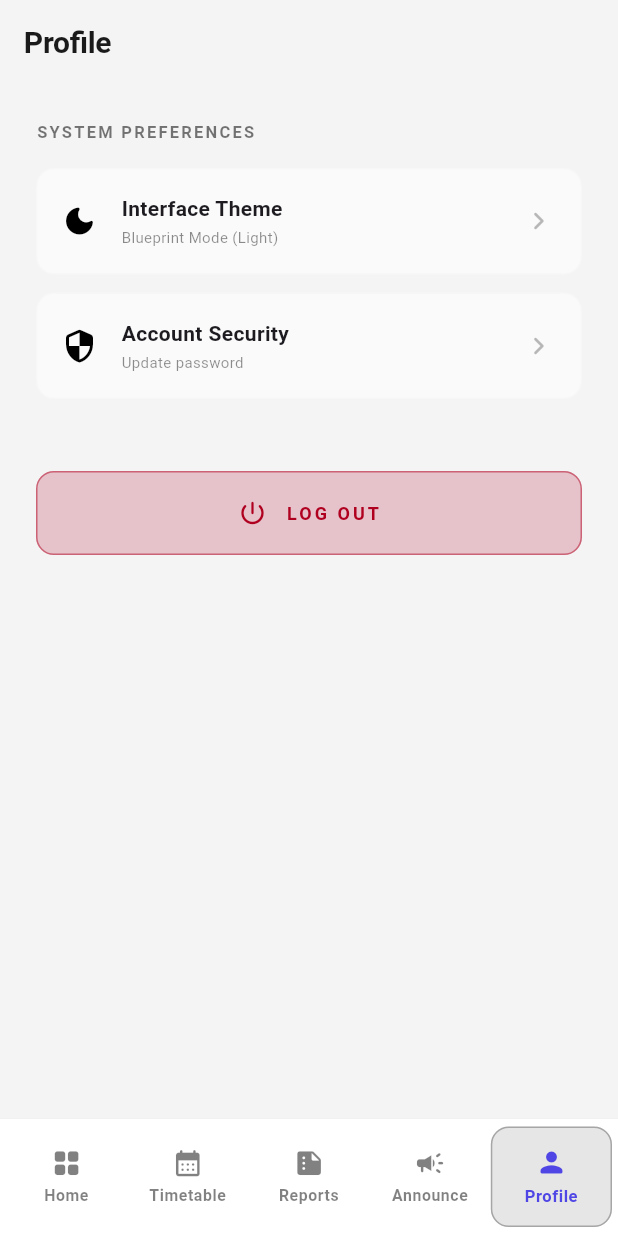
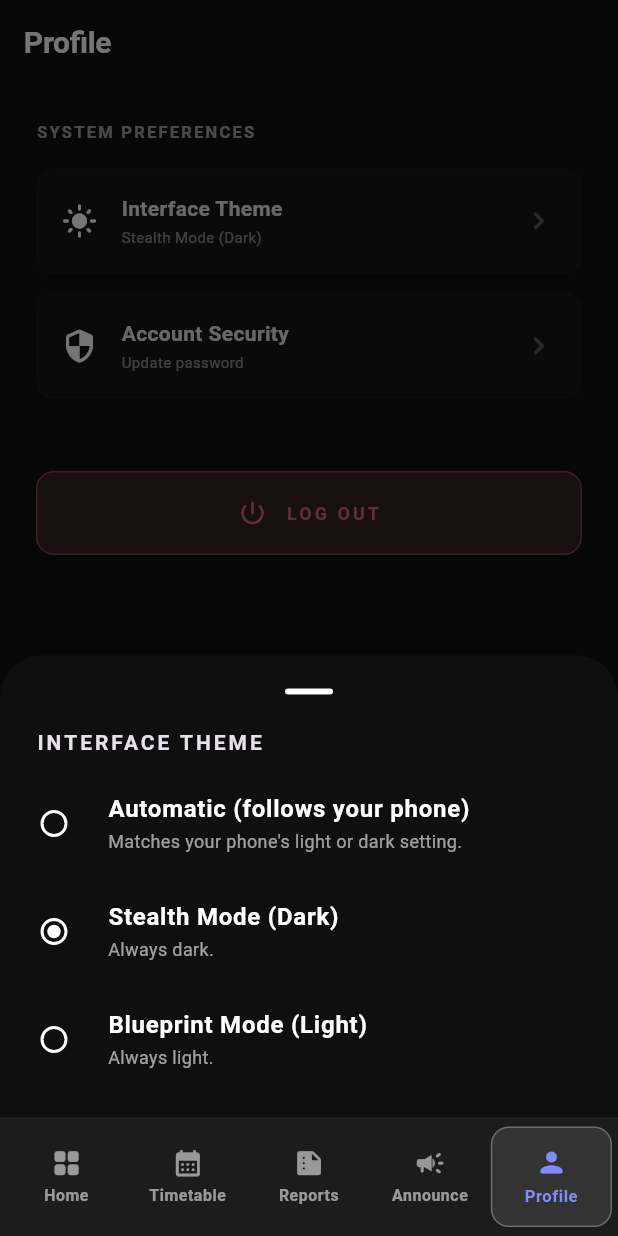
Before and after one commit to Afeez1234/4_idiots, a Flutter app: the LecturerProfileScreen screen opened by its route, after a tap on "Interface Theme", on a phone screen of 412 x 824 dp. Run offline on Flutter 3.47's test engine with Material 3 defaults, Android fonts, the light colour scheme and no system bars; our stand-ins replace device_info_plus, firebase_core, firebase_messaging, flutter_blue_plus, flutter_local_notifications, flutter_riverpod and 6 more; missing offline and left inert: android_id, freerasp; accounts and stored records are empty.

Commit message:
mobile: theme setting with Automatic / Dark / Light
The theme was a dark/light toggle with no way to follow the phone.

- Profile > Interface Theme (student and lecturer) opens a chooser:
  Automatic (ThemeMode.system), Dark, Light. Shared ThemeModeSheet.
- Default stays Dark (defaultThemeMode) until the light theme is
  reworked; most people asked preferred dark. Saved choices carry over.
- Theme is read before the first frame (seeded in main.dart), fixing a
  dark flash on launch for light-mode users.
- records_view reads the on-screen brightness instead of the setting,
  which says nothing under Automatic.

```diff
--- a/SUAAMS_Mobile/suaams/lib/core/providers/theme_provider.dart
+++ b/SUAAMS_Mobile/suaams/lib/core/providers/theme_provider.dart
@@ -2,35 +2,64 @@ import 'package:flutter/material.dart';
 import 'package:flutter_riverpod/flutter_riverpod.dart';
 import 'package:flutter_secure_storage/flutter_secure_storage.dart';
 
+/// Profile > System preferences > Interface theme: Automatic (follow the
+/// phone), Dark or Light.
+///
+/// The value is read BEFORE the first frame (readThemeMode() in main.dart),
+/// the same way card privacy and onboarding are. It used to load lazily,
+/// starting dark, so anyone who'd chosen light saw a dark flash on every
+/// launch -- and with Automatic, that flash would hit every phone in light
+/// mode.
 final themeProvider = NotifierProvider<ThemeNotifier, ThemeMode>(
   ThemeNotifier.new,
 );
 
+const _themeKey = 'theme_mode';
+
+/// Used when the student has never chosen. DARK for now, deliberately:
+/// most people asked preferred the dark theme and disliked the current
+/// light one, and Automatic would show light to every phone in light mode.
+/// Switch to ThemeMode.system once the light theme has been reworked --
+/// existing explicit choices are unaffected either way.
+const ThemeMode defaultThemeMode = ThemeMode.dark;
+
+/// Reads the saved choice. Nothing saved (or unreadable) means
+/// [defaultThemeMode].
+Future<ThemeMode> readThemeMode() async {
+  try {
+    final saved = await const FlutterSecureStorage().read(key: _themeKey);
+    return ThemeMode.values.firstWhere(
+      (m) => m.name == saved,
+      orElse: () => defaultThemeMode,
+    );
+  } catch (_) {
+    return defaultThemeMode;
+  }
+}
+
 class ThemeNotifier extends Notifier<ThemeMode> {
-  final _storage = const FlutterSecureStorage();
+  ThemeNotifier() : _initial = defaultThemeMode;
+
+  /// Seeded from storage in main.dart so the first frame is already right.
+  ThemeNotifier.seeded(this._initial);
+
+  final ThemeMode _initial;
 
   @override
-  ThemeMode build() {
-    // Load saved theme on app start
-    _loadTheme();
-    return ThemeMode.dark; // default while loading
-  }
+  ThemeMode build() => _initial;
 
-  Future<void> _loadTheme() async {
-    final saved = await _storage.read(key: 'theme_mode');
-    if (saved == 'light') {
-      state = ThemeMode.light;
-    } else {
-      state = ThemeMode.dark;
-    }
-  }
-
-  Future<void> toggleTheme() async {
-    final newTheme = state == ThemeMode.light ? ThemeMode.dark : ThemeMode.light;
-    state = newTheme;
-    await _storage.write(
-      key: 'theme_mode',
-      value: newTheme == ThemeMode.light ? 'light' : 'dark',
-    );
+  void set(ThemeMode mode) {
+    state = mode;
+    // Stored by enum name: 'system' / 'dark' / 'light'. The old values were
+    // 'dark' and 'light', so existing choices carry over unchanged.
+    // Write-through without awaiting, like the other preferences.
+    const FlutterSecureStorage().write(key: _themeKey, value: mode.name);
   }
 }
+
+/// Subtitle for the profile tiles. Keeps the existing mode names.
+String themeModeLabel(ThemeMode mode) => switch (mode) {
+  ThemeMode.system => 'Automatic (follows your phone)',
+  ThemeMode.dark => 'Stealth Mode (Dark)',
+  ThemeMode.light => 'Blueprint Mode (Light)',
+};
--- a/SUAAMS_Mobile/suaams/lib/features/lecturer/presentation/lecturer_profile_screen.dart
+++ b/SUAAMS_Mobile/suaams/lib/features/lecturer/presentation/lecturer_profile_screen.dart
@@ -4,6 +4,7 @@ import 'package:flutter_riverpod/flutter_riverpod.dart';
 import 'package:go_router/go_router.dart';
 import 'package:local_auth/local_auth.dart';
 import 'package:suaams/core/providers/theme_provider.dart';
+import 'package:suaams/shared/widgets/theme_mode_sheet.dart';
 import 'package:suaams/features/auth/providers/auth_provider.dart';
 import 'package:suaams/features/lecturer/providers/lecturer_provider.dart'
     show lecturerDashboardProvider;
@@ -138,11 +139,9 @@ class LecturerProfileScreen extends ConsumerWidget {
                     ? Icons.light_mode_rounded
                     : Icons.dark_mode_rounded,
                 title: 'Interface Theme',
-                subtitle: isDarkMode
-                    ? 'Stealth Mode (Dark)'
-                    : 'Blueprint Mode (Light)',
+                subtitle: themeModeLabel(ref.watch(themeProvider)),
                 colorScheme: colorScheme,
-                onTap: () => ref.read(themeProvider.notifier).toggleTheme(),
+                onTap: () => ThemeModeSheet.show(context),
               ),
               const SizedBox(height: 12),
               _PreferenceTile(
--- a/SUAAMS_Mobile/suaams/lib/features/student/presentation/views/records_view.dart
+++ b/SUAAMS_Mobile/suaams/lib/features/student/presentation/views/records_view.dart
@@ -3,7 +3,6 @@ import 'package:flutter_riverpod/flutter_riverpod.dart';
 import 'package:go_router/go_router.dart';
 import 'package:suaams/shared/utils/attendance_status.dart';
 import 'package:suaams/core/theme/app_theme.dart';
-import 'package:suaams/core/providers/theme_provider.dart';
 import 'package:suaams/features/student/providers/student_provider.dart';
 import 'package:suaams/features/student/models/student_dashboard_model.dart';
 import 'package:suaams/core/theme/app_terminal.dart';
@@ -22,8 +21,8 @@ class _RecordsViewState extends ConsumerState<RecordsView> {
   // PERF FIX: memoization cache for _getFilteredRecords/_groupRecordsByMonth
   // below. Both do O(n) work with per-record DateTime string-parsing, and
   // were previously re-run on every single build() call -- including builds
-  // triggered by unrelated things like a theme toggle (this widget watches
-  // themeProvider) -- even when neither the source records nor the selected
+  // triggered by unrelated things like a theme change (this widget depends
+  // on Theme.of(context)) -- even when neither the source records nor the selected
   // filter had changed. These fields cache the last computed result so the
   // real work only reruns when one of those two inputs actually changes.
   List<RecentAttendance>? _cachedSourceRecords;
@@ -118,8 +117,9 @@ class _RecordsViewState extends ConsumerState<RecordsView> {
   @override
   Widget build(BuildContext context) {
     final state = ref.watch(studentDashboardProvider);
-    final themeMode = ref.watch(themeProvider);
-    final isDarkMode = themeMode == ThemeMode.dark;
+    // What's actually on screen, not the setting: with Automatic the
+    // setting is `system`, which says nothing about light vs dark.
+    final isDarkMode = Theme.of(context).brightness == Brightness.dark;
     final colorScheme = Theme.of(context).colorScheme;
 
     final data = state.data;
--- a/SUAAMS_Mobile/suaams/lib/main.dart
+++ b/SUAAMS_Mobile/suaams/lib/main.dart
@@ -64,6 +64,9 @@ void main() async {
   // be known before the first frame, or the card visibly flips from masked to
   // revealed a moment after the screen opens.
   final cardDetailsVisible = await readCardDetailsVisible();
+  // And the theme: loaded lazily it started dark and flipped a moment
+  // later, a visible flash for anyone not on dark.
+  final themeMode = await readThemeMode();
 
   runApp(
     ProviderScope(
@@ -74,6 +77,7 @@ void main() async {
         cardPrivacyProvider.overrideWith(
           () => CardPrivacyNotifier.seeded(cardDetailsVisible),
         ),
+        themeProvider.overrideWith(() => ThemeNotifier.seeded(themeMode)),
       ],
       child: const MobileClientApp(),
     ),
--- /dev/null
+++ b/SUAAMS_Mobile/suaams/lib/shared/widgets/theme_mode_sheet.dart
@@ -0,0 +1,72 @@
+import 'package:flutter/material.dart';
+import 'package:flutter_riverpod/flutter_riverpod.dart';
+import 'package:suaams/core/providers/theme_provider.dart';
+
+/// Interface theme chooser, shared by the student and lecturer profiles.
+/// Replaces a dark/light toggle that had no way to follow the phone.
+class ThemeModeSheet extends ConsumerWidget {
+  const ThemeModeSheet({super.key});
+
+  static void show(BuildContext context) {
+    showModalBottomSheet(
+      context: context,
+      showDragHandle: true,
+      builder: (_) => const ThemeModeSheet(),
+    );
+  }
+
+  @override
+  Widget build(BuildContext context, WidgetRef ref) {
+    final current = ref.watch(themeProvider);
+    final muted = Theme.of(
+      context,
+    ).colorScheme.onSurface.withValues(alpha: 0.6);
+
+    Widget option(ThemeMode mode, String subtitle) {
+      return RadioListTile<ThemeMode>(
+        value: mode,
+        title: Text(
+          themeModeLabel(mode),
+          style: const TextStyle(fontWeight: FontWeight.w600),
+        ),
+        subtitle: Text(subtitle, style: TextStyle(fontSize: 12, color: muted)),
+      );
+    }
+
+    return SafeArea(
+      child: Padding(
+        padding: const EdgeInsets.only(bottom: 16),
+        child: RadioGroup<ThemeMode>(
+          groupValue: current,
+          onChanged: (mode) {
+            if (mode == null) return;
+            ref.read(themeProvider.notifier).set(mode);
+            Navigator.pop(context);
+          },
+          child: Column(
+            mainAxisSize: MainAxisSize.min,
+            crossAxisAlignment: CrossAxisAlignment.start,
+            children: [
+              const Padding(
+                padding: EdgeInsets.fromLTRB(24, 0, 24, 8),
+                child: Text(
+                  'INTERFACE THEME',
+                  style: TextStyle(
+                    fontWeight: FontWeight.bold,
+                    letterSpacing: 2,
+                  ),
+                ),
+              ),
+              option(
+                ThemeMode.system,
+                "Matches your phone's light or dark setting.",
+              ),
+              option(ThemeMode.dark, 'Always dark.'),
+              option(ThemeMode.light, 'Always light.'),
+            ],
+          ),
+        ),
+      ),
+    );
+  }
+}
```
Also changed, not shown: SUAAMS_Mobile/suaams/lib/features/student/presentation/views/profile_view_screen.dart (+3 -4 lines).
